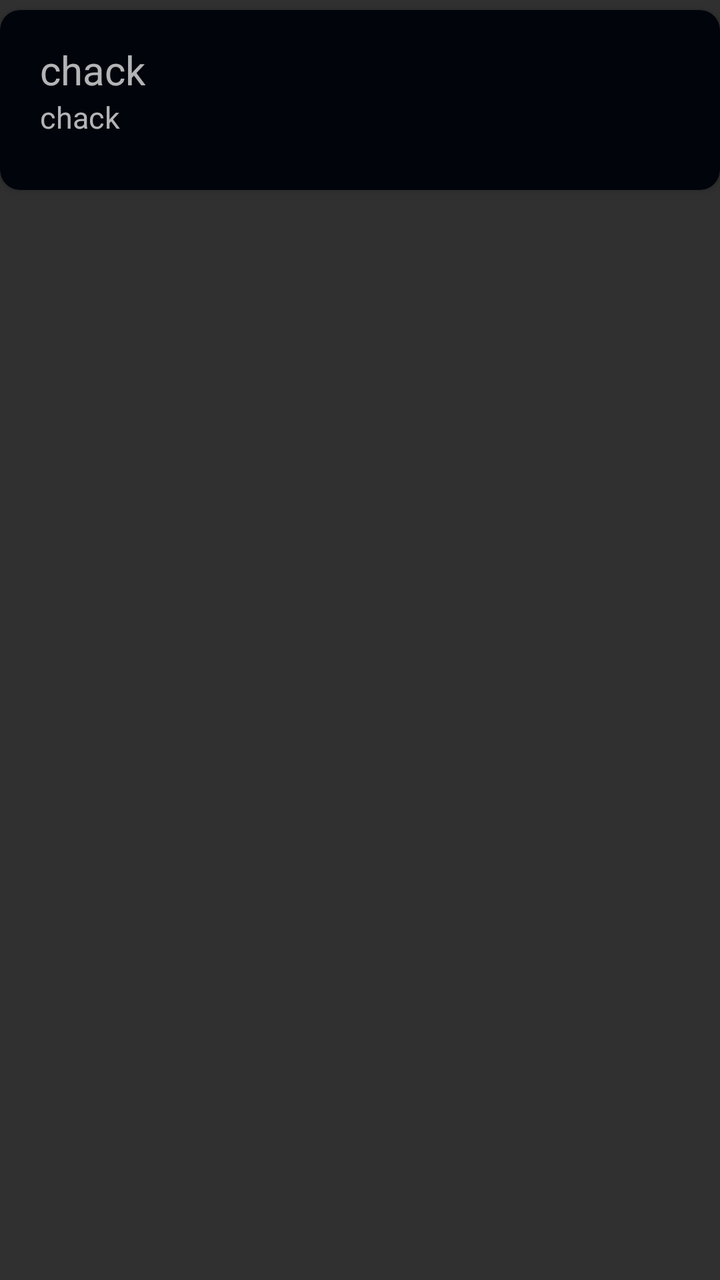
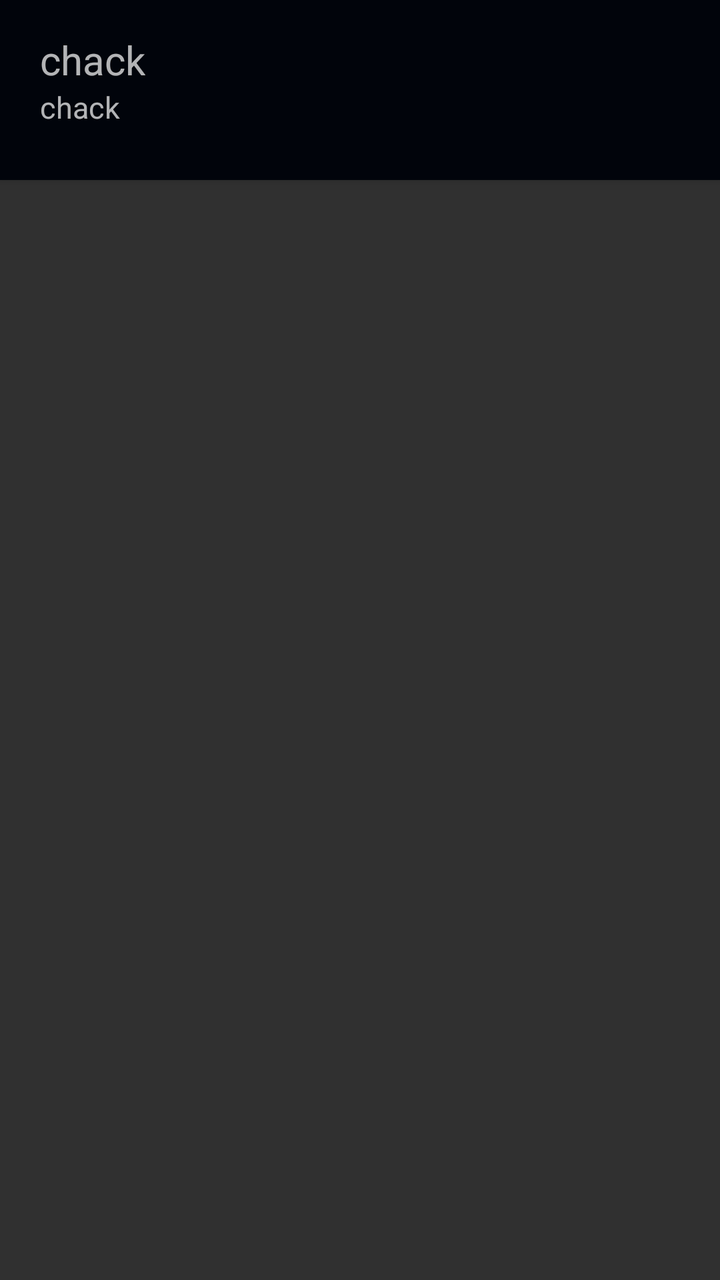

Before-and-after screenshots of an Android layout around one commit, followed by the original layout XML and the change that was made.
<!-- AndroidManifest.xml: application theme Theme.FindDroid -->
<!-- res/layout/recycler_item_fragment_tow.xml -->
<?xml version="1.0" encoding="utf-8"?>
<LinearLayout xmlns:android="http://schemas.android.com/apk/res/android"
    android:layout_width="match_parent"
    android:layout_height="wrap_content"
    xmlns:app="http://schemas.android.com/apk/res-auto"
    android:orientation="vertical">
    <androidx.cardview.widget.CardView
        android:layout_width="match_parent"
        android:layout_height="wrap_content"
        android:minHeight="90dp"
        android:layout_marginTop="5dp"
        android:backgroundTint="#01040B"
        app:cardCornerRadius="10dp"
        >
        <LinearLayout
            android:layout_width="match_parent"
            android:layout_height="80dp"
            android:orientation="vertical"
            android:gravity="center_vertical"
            android:layout_marginLeft="20dp"
            >
            <TextView
                android:layout_width="wrap_content"
                android:layout_height="wrap_content"
                android:textSize="20dp"
                android:text="chack"
                android:id="@+id/recycler_item_fragment_title"
                />
            <TextView
                android:text="chack"
                android:layout_width="wrap_content"
                android:layout_height="wrap_content"
                android:textSize="15dp"
                android:id="@+id/recycler_item_fragment_subtitle"
               />
        </LinearLayout>
    </androidx.cardview.widget.CardView>
</LinearLayout>
<!-- resources referenced by this layout -->
<resources>
  <style name="Theme.FindDroid" parent="Theme.AppCompat">
          
          
      </style>
</resources>

<!-- the commit's change to res/layout/recycler_item_fragment_tow.xml (unified diff, before → after) -->
@@ -8,9 +8,9 @@
         android:layout_width="match_parent"
         android:layout_height="wrap_content"
         android:minHeight="90dp"
-        android:layout_marginTop="5dp"
+        android:layout_marginTop="0dp"
         android:backgroundTint="#01040B"
-        app:cardCornerRadius="10dp"
+        app:cardCornerRadius="0dp"
         >
         <LinearLayout
             android:layout_width="match_parent"
